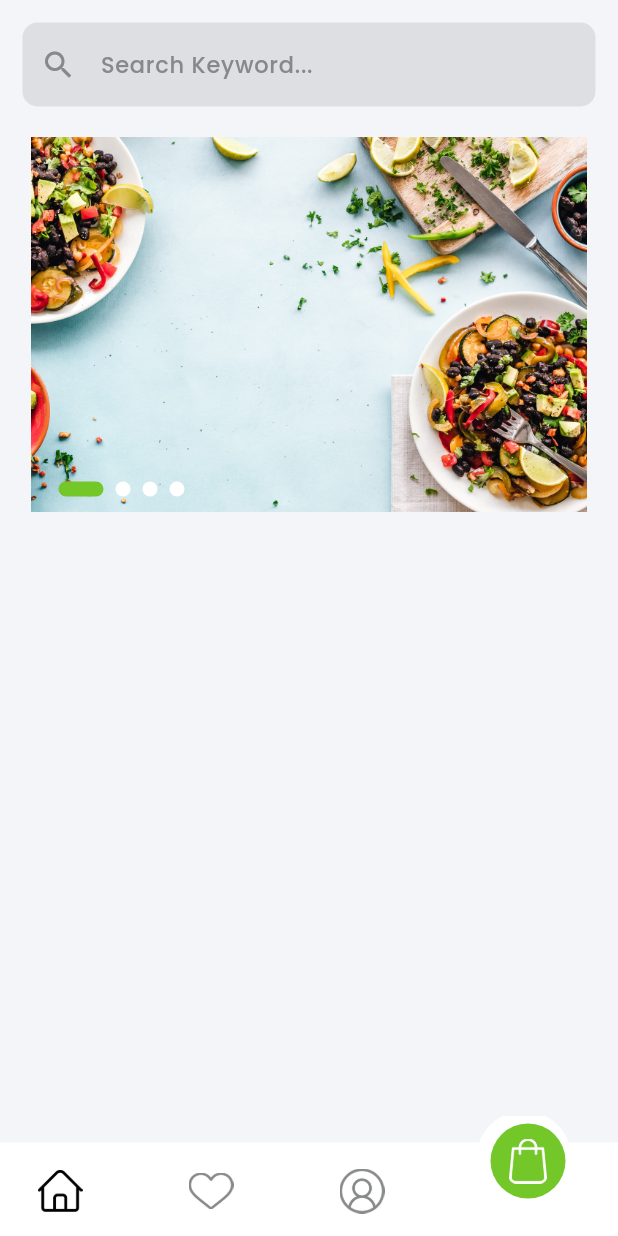
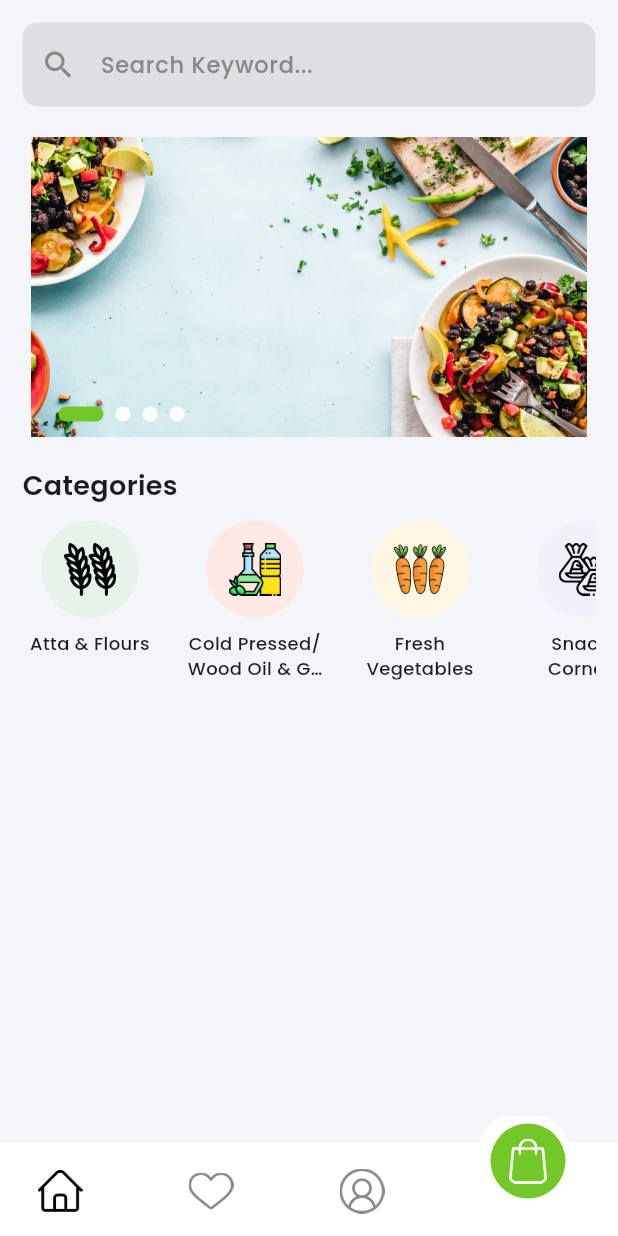
Before and after one commit to Megan-IT-Solution/Niligiris-User-App, a Flutter app: the screen it shows after launch, on a phone screen of 412 x 824 dp. Run offline on Flutter 3.47's test engine with Material 3 defaults, Android fonts, the phone set to English and light mode, and no system bars; drawn by our look-alikes of carousel_slider; our stand-ins replace get, google_fonts, smooth_page_indicator.

Commit message:
Categories Portion Done

```diff
--- /dev/null
+++ b/lib/models/category_model.dart
@@ -0,0 +1,7 @@
+class CategoryModel {
+  String id;
+  String title;
+  String icon;
+
+  CategoryModel({required this.id, required this.title, required this.icon});
+}
--- a/lib/screens/custom_navbar/home/home_screen.dart
+++ b/lib/screens/custom_navbar/home/home_screen.dart
@@ -1,5 +1,7 @@
-import 'package:carousel_slider/carousel_slider.dart';
 import 'package:flutter/material.dart';
+import 'package:nilgiris/constants/app_text_styles.dart';
+import 'package:nilgiris/screens/custom_navbar/home/widgets/banner_widget.dart';
+import 'package:nilgiris/utils/lists.dart';
 import 'package:nilgiris/widgets/text_inputs.dart';
 
 import '../../../constants/app_colors.dart';
@@ -12,15 +14,6 @@ class HomeScreen extends StatefulWidget {
 }
 
 class _HomeScreenState extends State<HomeScreen> {
-  int _currentIndex = 0;
-
-  final List<String> imageUrls = [
-    'assets/images/ad.png',
-    'assets/images/ad.png',
-    'assets/images/ad.png',
-    'assets/images/ad.png',
-  ];
-
   @override
   Widget build(BuildContext context) {
     return Scaffold(
@@ -33,57 +26,55 @@ class _HomeScreenState extends State<HomeScreen> {
             children: [
               SearchTextInput(),
               const SizedBox(height: 20),
-              Stack(
+              BannerWidget(),
+              SizedBox(height: 20),
+              Text(
+                "Categories",
+                style: AppTextStyles.h2.copyWith(fontWeight: FontWeight.w600),
+              ),
+              SizedBox(height: 10),
+              SizedBox(
+                height: 110,
+                child: ListView.builder(
+                  scrollDirection: Axis.horizontal,
+                  itemCount: categories.length,
+                  itemBuilder: (context, index) {
+                    return Padding(
+                      padding: const EdgeInsets.only(right: 20),
+                      child: Column(
+                        mainAxisSize: MainAxisSize.min,
                         children: [
-                  CarouselSlider(
-                    options: CarouselOptions(
-                      height: 250,
-                      autoPlay: true,
-                      enlargeCenterPage: true,
-                      viewportFraction: 0.97,
-                      aspectRatio: 16 / 9,
-                      autoPlayInterval: const Duration(seconds: 3),
-                      onPageChanged: (index, reason) {
-                        setState(() {
-                          _currentIndex = index;
-                        });
-                      },
+                          Container(
+                            height: 65,
+                            width: 90,
+                            decoration: BoxDecoration(
+                              shape: BoxShape.circle,
+                              color:
+                                  categoryColors[index % categoryColors.length],
                             ),
-                    items:
-                        imageUrls.map((url) {
-                          return Image.asset(
-                            url,
-                            fit: BoxFit.cover,
-                            width: double.infinity,
-                          );
-                        }).toList(),
+                            child: Padding(
+                              padding: EdgeInsets.all(15),
+                              child: Image.asset(categories[index].icon),
                             ),
-                  Positioned(
-                    bottom: 10,
-                    left: 20,
-                    child: Row(
-                      children:
-                          imageUrls.asMap().entries.map((entry) {
-                            bool isActive = _currentIndex == entry.key;
-                            return AnimatedContainer(
-                              duration: const Duration(milliseconds: 300),
-                              width: isActive ? 30.0 : 10.0,
-                              height: 10.0,
-                              margin: const EdgeInsets.symmetric(
-                                horizontal: 4.0,
                           ),
-                              decoration: BoxDecoration(
-                                color:
-                                    isActive
-                                        ? AppColors.primaryColor
-                                        : AppColors.primaryWhite,
-                                borderRadius: BorderRadius.circular(20),
-                              ),
-                            );
-                          }).toList(),
+                          const SizedBox(height: 8),
+                          SizedBox(
+                            width: 90,
+                            height: 33,
+                            child: Text(
+                              categories[index].title,
+                              textAlign: TextAlign.center,
+                              style: AppTextStyles.h1.copyWith(fontSize: 12),
+                              maxLines: 2,
+                              overflow: TextOverflow.ellipsis,
+                              softWrap: true,
                             ),
                           ),
                         ],
+                      ),
+                    );
+                  },
+                ),
               ),
             ],
           ),
--- /dev/null
+++ b/lib/screens/custom_navbar/home/widgets/banner_widget.dart
@@ -0,0 +1,75 @@
+import 'package:carousel_slider/carousel_slider.dart';
+import 'package:flutter/material.dart';
+
+import '../../../../constants/app_colors.dart';
+
+class BannerWidget extends StatefulWidget {
+  const BannerWidget({super.key});
+
+  @override
+  State<BannerWidget> createState() => _BannerWidgetState();
+}
+
+class _BannerWidgetState extends State<BannerWidget> {
+  int _currentIndex = 0;
+
+  final List<String> imageUrls = [
+    'assets/images/ad.png',
+    'assets/images/ad.png',
+    'assets/images/ad.png',
+    'assets/images/ad.png',
+  ];
+  @override
+  Widget build(BuildContext context) {
+    return Stack(
+      children: [
+        CarouselSlider(
+          options: CarouselOptions(
+            height: 200,
+            autoPlay: true,
+            enlargeCenterPage: true,
+            viewportFraction: 0.97,
+            aspectRatio: 16 / 9,
+            autoPlayInterval: const Duration(seconds: 3),
+            onPageChanged: (index, reason) {
+              setState(() {
+                _currentIndex = index;
+              });
+            },
+          ),
+          items:
+              imageUrls.map((url) {
+                return Image.asset(
+                  url,
+                  fit: BoxFit.cover,
+                  width: double.infinity,
+                );
+              }).toList(),
+        ),
+        Positioned(
+          bottom: 10,
+          left: 20,
+          child: Row(
+            children:
+                imageUrls.asMap().entries.map((entry) {
+                  bool isActive = _currentIndex == entry.key;
+                  return AnimatedContainer(
+                    duration: const Duration(milliseconds: 300),
+                    width: isActive ? 30.0 : 10.0,
+                    height: 10.0,
+                    margin: const EdgeInsets.symmetric(horizontal: 4.0),
+                    decoration: BoxDecoration(
+                      color:
+                          isActive
+                              ? AppColors.primaryColor
+                              : AppColors.primaryWhite,
+                      borderRadius: BorderRadius.circular(20),
+                    ),
+                  );
+                }).toList(),
+          ),
+        ),
+      ],
+    );
+  }
+}
--- a/lib/utils/lists.dart
+++ b/lib/utils/lists.dart
@@ -1,4 +1,5 @@
 import 'package:flutter/cupertino.dart';
+import 'package:nilgiris/models/category_model.dart';
 import 'package:nilgiris/screens/custom_navbar/home/home_screen.dart';
 import 'package:nilgiris/screens/custom_navbar/profile/profile_screen.dart';
 import 'package:nilgiris/screens/custom_navbar/wishlist/wishlist_screen.dart';
@@ -31,21 +32,79 @@ final List<Map<String, String>> pages = [
   },
 ];
 
-List<String> categoriesList = [
-  "Atta & Flours",
-  "Cold Pressed/Wood Oil & Gee",
-  "Fresh Vegetables & Greens",
-  "Snacks Corners",
-  "Spices Whole",
-  "Indian Dals/Pulses/Lentils",
-  "Masala",
-  "UnPolished Millets & Ancients Rice Variety",
-  "Pooja Items",
-  "Variety of Rices",
-  "Ready Mix & Pickles",
-  "Sugar, Salts, Nuts & Dry Fruits",
-  "Sun Dried (Vatal/Apalam)",
-  "Tea & Coffee Powder",
-  "Vermicelli & Noodles",
+List<CategoryModel> categories = [
+  CategoryModel(id: "1", title: "Atta & Flours", icon: "assets/icons/1.png"),
+  CategoryModel(
+    id: "2",
+    title: "Cold Pressed/\nWood Oil & Ghee",
+    icon: "assets/icons/2.png",
+  ),
+  CategoryModel(
+    id: "3",
+    title: "Fresh Vegetables\n& Greens",
+    icon: "assets/icons/3.png",
+  ),
+  CategoryModel(id: "4", title: "Snacks Corners", icon: "assets/icons/4.png"),
+  CategoryModel(id: "5", title: "Spices Whole", icon: "assets/icons/5.png"),
+  CategoryModel(
+    id: "6",
+    title: "Indian Dals/\nPulses/Lentils",
+    icon: "assets/icons/6.png",
+  ),
+  CategoryModel(id: "7", title: "Masala", icon: "assets/icons/7.png"),
+  CategoryModel(
+    id: "8",
+    title: "UnPolished Millets\n& Ancient Rice Variety",
+    icon: "assets/icons/8.png",
+  ),
+  CategoryModel(id: "9", title: "Pooja Items", icon: "assets/icons/9.png"),
+  CategoryModel(
+    id: "10",
+    title: "Variety of Rices",
+    icon: "assets/icons/10.png",
+  ),
+  CategoryModel(
+    id: "11",
+    title: "Ready Mix & Pickles",
+    icon: "assets/icons/11.png",
+  ),
+  CategoryModel(
+    id: "12",
+    title: "Sugar, Salts,\nNuts & Dry Fruits",
+    icon: "assets/icons/12.png",
+  ),
+  CategoryModel(
+    id: "13",
+    title: "Sun Dried\n(Vatal/Apalam)",
+    icon: "assets/icons/13.png",
+  ),
+  CategoryModel(
+    id: "14",
+    title: "Tea & Coffee\nPowder",
+    icon: "assets/icons/14.png",
+  ),
+  CategoryModel(
+    id: "15",
+    title: "Vermicelli & Noodles",
+    icon: "assets/icons/15.png",
+  ),
 ];
+
 List<Widget> screens = [HomeScreen(), WishlistScreen(), ProfileScreen()];
+List<Color> categoryColors = [
+  Color(0xFFE6F2EA),
+  Color(0xFFFFE9E5),
+  Color(0xFFFFF6E3),
+  Color(0xFFF3EFFA),
+  Color(0xFFDCF4F5),
+  Color(0xFFFFE8F2),
+  Color(0xFFE6F2EA),
+  Color(0xFFFFE9E5),
+  Color(0xFFFFF6E3),
+  Color(0xFFF3EFFA),
+  Color(0xFFDCF4F5),
+  Color(0xFFFFE8F2),
+  Color(0xFFE6F2EA),
+  Color(0xFFFFE9E5),
+  Color(0xFFFFF6E3),
+];
```
Also changed, not shown: assets/icons/1.png (added), assets/icons/10.png (added), assets/icons/11.png (added), assets/icons/12.png (added), assets/icons/13.png (added), assets/icons/14.png (added), assets/icons/15.png (added), assets/icons/2.png (added), assets/icons/3.png (added), assets/icons/4.png (added), assets/icons/5.png (added), assets/icons/6.png (added), assets/icons/7.png (added), assets/icons/8.png (added), 1 more files. Lines whose indentation alone changed are shown as unchanged.
